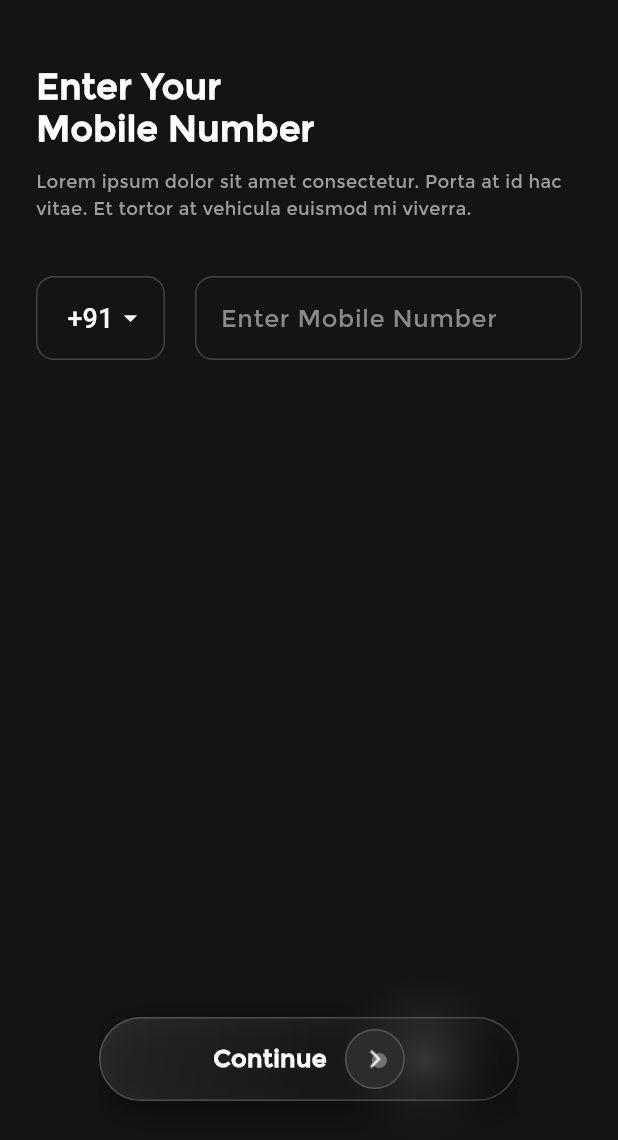
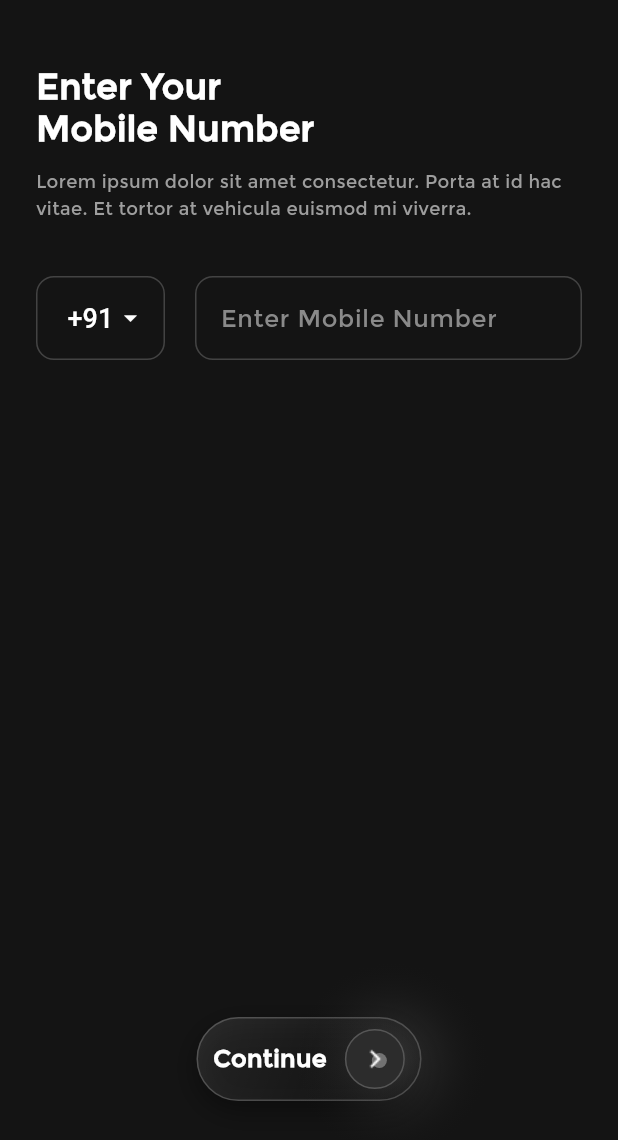
Before and after one commit to cvsuhail/feed-app, a Flutter app: the screen it shows after launch, on a phone screen of 412 x 824 dp. Shown: the top 1140 px of the screen. Run offline on Flutter 3.47's test engine with Material 3 defaults, Android fonts, the phone set to English and light mode, and no system bars; our stand-ins replace dio.

```diff
--- a/lib/src/features/auth/presentation/pages/login_page.dart
+++ b/lib/src/features/auth/presentation/pages/login_page.dart
@@ -86,7 +86,7 @@ class _LoginPageState extends State<LoginPage> with TickerProviderStateMixin {
                     const Spacer(),
                     Center(
                       child: ConstrainedBox(
-                        constraints: const BoxConstraints(maxWidth: 280),
+                        constraints: const BoxConstraints(maxWidth: 240),
                         child: const _ContinueButton(),
                       ),
                     ),
@@ -112,7 +112,7 @@ class _Header extends StatelessWidget {
       curve: Curves.easeOutBack,
       builder: (BuildContext context, double value, Widget? child) {
         return Opacity(
-          opacity: value,
+          opacity: value.clamp(0.0, 1.0),
           child: Transform.scale(
             scale: value,
             alignment: Alignment.centerLeft,
@@ -299,13 +299,25 @@ class _ContinueButton extends StatefulWidget {
 }
 
 class _ContinueButtonState extends State<_ContinueButton>
-    with SingleTickerProviderStateMixin {
+    with TickerProviderStateMixin {
   late AnimationController _animationController;
   late Animation<double> _scaleAnimation;
   // Removed shimmer usage in simplified UI
-  late AnimationController _glowController;
-  late Animation<Alignment> _highlightAlignment;
-  late Animation<double> _pulse;
+  AnimationController? _glowController;
+  Animation<Alignment>? _highlightAlignment;
+  Animation<double>? _pulse;
+
+  void _onContinueTap(AuthProvider provider) {
+    final String raw = provider.phoneController.text.trim();
+    final String digitsOnly = raw.replaceAll(RegExp(r'\D'), '');
+    if (digitsOnly.length != 10) {
+      ScaffoldMessenger.of(context).showSnackBar(
+        const SnackBar(content: Text('Please Enter Mobile NUmber!')),
+      );
+      return;
+    }
+    provider.continueWithPhone(context);
+  }
 
   @override
   void initState() {
@@ -327,17 +339,17 @@ class _ContinueButtonState extends State<_ContinueButton>
     _highlightAlignment = AlignmentTween(
       begin: const Alignment(-1.1, -0.6),
       end: const Alignment(1.1, 0.6),
-    ).animate(CurvedAnimation(parent: _glowController, curve: Curves.easeInOut));
+    ).animate(CurvedAnimation(parent: _glowController!, curve: Curves.easeInOut));
 
     _pulse = Tween<double>(begin: 0.0, end: 1.0).animate(
-      CurvedAnimation(parent: _glowController, curve: Curves.easeInOut),
+      CurvedAnimation(parent: _glowController!, curve: Curves.easeInOut),
     );
   }
 
   @override
   void dispose() {
     _animationController.dispose();
-    _glowController.dispose();
+    _glowController?.dispose();
     super.dispose();
   }
 
@@ -351,7 +363,7 @@ class _ContinueButtonState extends State<_ContinueButton>
         onTapDown: enabled ? (_) => _animationController.forward() : null,
         onTapUp: enabled ? (_) => _animationController.reverse() : null,
         onTapCancel: enabled ? () => _animationController.reverse() : null,
-        onTap: enabled ? provider.continueWithPhone : null,
+        onTap: () => _onContinueTap(provider),
         child: Transform.scale(
           scale: _scaleAnimation.value,
           child: ClipRRect(
@@ -366,7 +378,7 @@ class _ContinueButtonState extends State<_ContinueButton>
                 // Glass base
                 Container(
                   height: 56,
-                  constraints: const BoxConstraints(minWidth: 220, maxWidth: 280),
+                  constraints: const BoxConstraints(minWidth: 90, maxWidth: 150),
                   padding: const EdgeInsets.symmetric(horizontal: 20),
                   decoration: BoxDecoration(
                     gradient: const LinearGradient(
@@ -392,11 +404,12 @@ class _ContinueButtonState extends State<_ContinueButton>
                   ),
                 ),
                 // Moving liquid highlight
+                if (_glowController != null)
                   AnimatedBuilder(
-                  animation: _glowController,
+                    animation: _glowController!,
                     builder: (BuildContext context, Widget? child) {
                       return Align(
-                      alignment: _highlightAlignment.value,
+                        alignment: _highlightAlignment!.value,
                         child: Container(
                           width: 140,
                           height: 140,
@@ -416,7 +429,7 @@ class _ContinueButtonState extends State<_ContinueButton>
                 // Content
                 Container(
                   height: 56,
-                  constraints: const BoxConstraints(minWidth: 220, maxWidth: 280),
+                  constraints: const BoxConstraints(minWidth: 180, maxWidth: 240),
                   padding: const EdgeInsets.symmetric(horizontal: 20),
                   child: Row(
                     mainAxisSize: MainAxisSize.min,
@@ -441,10 +454,11 @@ class _ContinueButtonState extends State<_ContinueButton>
                           ),
                         ),
                       const SizedBox(width: 12),
+                      if (_pulse != null)
                         AnimatedBuilder(
-                        animation: _pulse,
+                          animation: _pulse!,
                           builder: (BuildContext context, Widget? child) {
-                          final double t = _pulse.value;
+                            final double t = _pulse!.value;
                             return Container(
                               width: 40,
                               height: 40,
@@ -495,6 +509,39 @@ class _ContinueButtonState extends State<_ContinueButton>
                               ),
                             );
                           },
+                        )
+                      else
+                        Container(
+                          width: 40,
+                          height: 40,
+                          decoration: BoxDecoration(
+                            shape: BoxShape.circle,
+                            gradient: LinearGradient(
+                              begin: Alignment.topLeft,
+                              end: Alignment.bottomRight,
+                              colors: <Color>[
+                                enabled ? AppTheme.primaryRed : const Color(0xFF2C2C2C),
+                                enabled ? AppTheme.primaryRed.withOpacity(0.85) : const Color(0xFF2C2C2C),
+                              ],
+                            ),
+                            boxShadow: enabled
+                                ? const <BoxShadow>[
+                                    BoxShadow(
+                                      color: Color(0x33000000),
+                                      blurRadius: 12,
+                                      offset: Offset(0, 6),
+                                    ),
+                                  ]
+                                : null,
+                            border: Border.all(color: const Color(0x33FFFFFF)),
+                          ),
+                          alignment: Alignment.center,
+                          child: Image.asset(
+                            'assets/icons/arrowIcon.png',
+                            width: 20,
+                            height: 20,
+                            color: Colors.white,
+                          ),
                         ),
                     ],
                   ),
--- a/pubspec.yaml
+++ b/pubspec.yaml
@@ -12,6 +12,7 @@ dependencies:
   provider: ^6.1.5+1
   google_fonts: ^6.3.2
   animations: ^2.0.11
+  dio: ^5.6.0
 
 dev_dependencies:
   flutter_test:
```
Also changed, not shown: lib/src/features/auth/presentation/providers/auth_provider.dart (+12 -1 lines), lib/src/features/home/presentation/pages/home_page.dart (added, +514 -0 lines), assets/icons/playIcon.png (added), pubspec.lock, 6 other files. Lines whose indentation alone changed are shown as unchanged.
